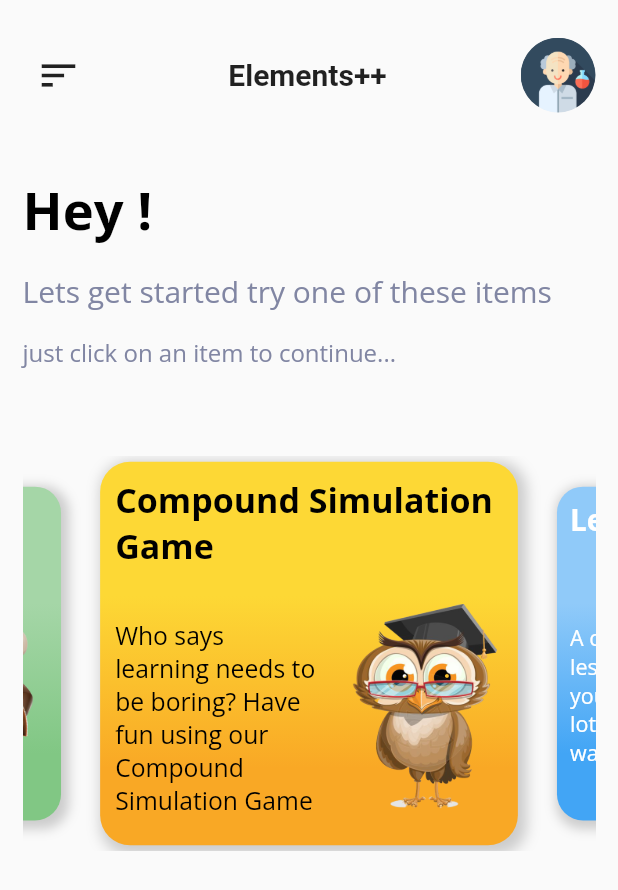
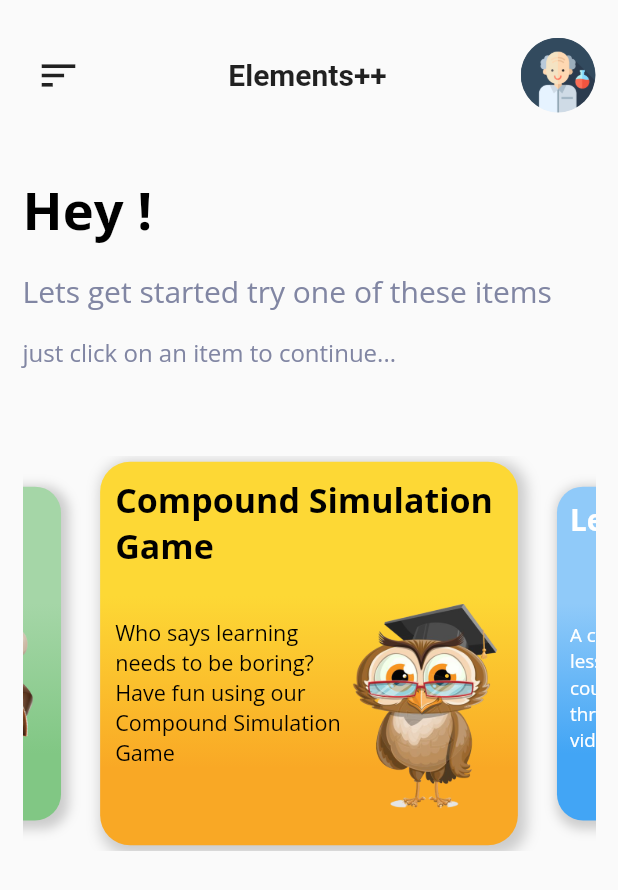
Before and after one commit to ianvillamia/elements, a Flutter app: the Home screen opened directly, on a phone screen of 412 x 824 dp. Shown: the top 890 px of the screen. Run offline on Flutter 3.47's test engine with Material 2 defaults, Android fonts, the phone set to English and light mode, and no system bars; drawn by our look-alikes of carousel_slider; our stand-ins replace animate_do, audioplayers, basic_utils, chewie, cloud_firestore, firebase_auth and 8 more; missing offline and left inert: flare_splash_screen, flutter_mobile_vision, nima, shape_of_view, splash_tap; accounts and stored records are empty; statements that could not run were skipped.

Commit message:
some edit

```diff
--- a/lib/Global/carousel.dart
+++ b/lib/Global/carousel.dart
@@ -93,7 +93,6 @@ class _NavigationCarouselState extends State<NavigationCarousel> {
                       elevation: 0,
                       child: card,
                     ),
-                    //CarouselCard.navImage(size: size, image: Images.giraffe)
                   ],
                 ));
           });
@@ -150,7 +149,7 @@ class _CarouselItemState extends State<CarouselItem> {
           child: Stack(
             children: [
               Container(
-                padding: EdgeInsets.fromLTRB(10, 10, 10, 10),
+                padding: EdgeInsets.all(10),
                 child: Container(
                   child: Stack(
                     children: [
@@ -171,11 +170,11 @@ class _CarouselItemState extends State<CarouselItem> {
                               flex: 60,
                               child: Padding(
                                 padding:
-                                    EdgeInsets.only(right: size.width * .3),
+                                    EdgeInsets.only(right: size.width * .25),
                                 child: Text(widget.description,
                                     style: TextStyle(
                                       color: widget.textColor,
-                                      fontSize: size.width * 0.04,
+                                      fontSize: size.width * 0.035,
                                     )),
                               ),
                             ),
--- a/lib/Screens/Home/home.dart
+++ b/lib/Screens/Home/home.dart
@@ -3,6 +3,7 @@ import 'package:firebase_auth/firebase_auth.dart';
 import 'package:flutter/material.dart';
 import 'package:mynewapp/Global/ocr.dart';
 import 'package:mynewapp/Screens/LewisStructureCalculator/ocr.dart';
+import 'package:mynewapp/Services/userService.dart';
 import 'package:mynewapp/Widgets/rotateDevice.dart';
 import 'package:mynewapp/Global/carousel.dart';
 import 'package:mynewapp/Services/authentication_service.dart';
@@ -11,6 +12,7 @@ import 'package:shape_of_view/shape_of_view.dart';
 import 'package:mynewapp/Screens/Home/stars.dart';
 import 'package:google_fonts/google_fonts.dart';
 import 'package:mynewapp/Utils/textStyles.dart';
+import 'package:provider/provider.dart';
 
 class Home extends StatefulWidget {
   Home({Key key}) : super(key: key);
@@ -36,7 +38,7 @@ class _HomeState extends State<Home> {
                 child: Column(
                   crossAxisAlignment: CrossAxisAlignment.start,
                   children: [
-                    _topbar(context: context),
+                    _topbar(),
                     SizedBox(height: size.height * .05),
                     _greeting(),
                     SizedBox(height: size.height * .07),
@@ -49,7 +51,7 @@ class _HomeState extends State<Home> {
     );
   }
 
-  _topbar({@required BuildContext context}) {
+  _topbar() {
     return Row(
       mainAxisAlignment: MainAxisAlignment.spaceBetween,
       children: [
@@ -67,7 +69,7 @@ class _HomeState extends State<Home> {
         ClipOval(
           child: GestureDetector(
             onTap: () {
-              // /    context.read<AuthenticationService>().signOut();
+              context.read<AuthenticationService>().signOut();
             },
             child: Container(
                 width: 50,
--- a/lib/Screens/LewisStructureCalculator/ocr.dart
+++ b/lib/Screens/LewisStructureCalculator/ocr.dart
@@ -17,7 +17,9 @@ class _OCRState extends State<OCR> {
     var size = MediaQuery.of(context).size;
     return Scaffold(
       appBar: AppBar(
+        automaticallyImplyLeading: false,
         title: Text('Lewis Structure'),
+        centerTitle: true,
       ),
       body: Center(
         child: Container(
```
Also changed, not shown: lib/Screens/Lessons/lessonsHome.dart (+9 -7 lines).
